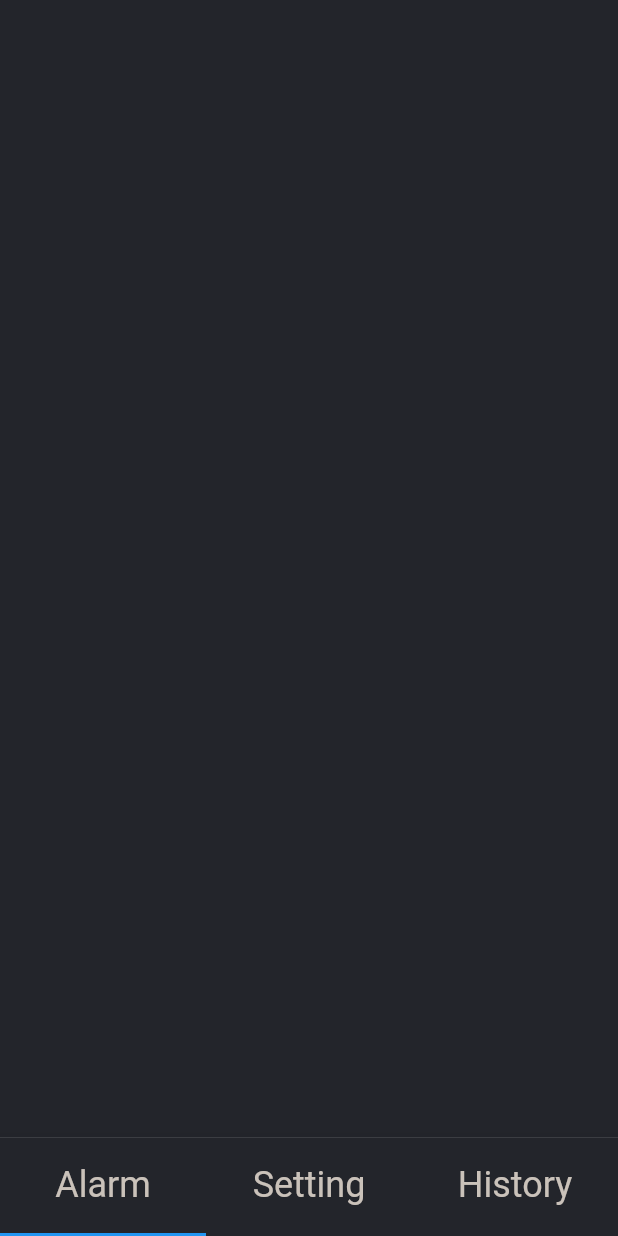
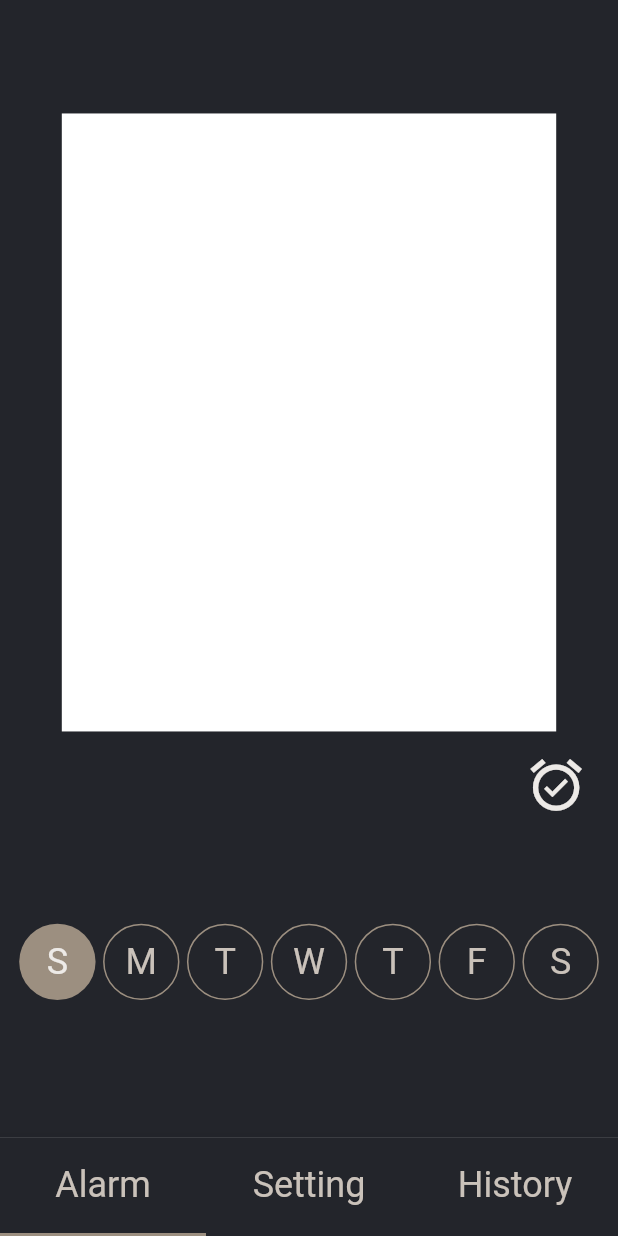
Before and after one commit to mye280c37/alarm_with_bank_transfer, a Flutter app: the screen it shows after launch, on a phone screen of 412 x 824 dp. Run offline on Flutter 3.47's test engine with Material 2 defaults, Android fonts, the phone set to English and light mode, and no system bars; Roboto replaces fonts that are missing (AppleSDGothicNeo).

Commit message:
finish partial view
complete setting view, make box design, create day tab of alarm

```diff
--- /dev/null
+++ b/lib/alarm.dart
@@ -0,0 +1,129 @@
+import 'package:flutter/material.dart';
+
+List<bool> IsChecked = [true, false, false, false, false, false, false,];
+
+class AlarmTab extends StatefulWidget {
+  @override
+  _AlarmTabState createState() => _AlarmTabState();
+}
+
+class _AlarmTabState extends State<AlarmTab> {
+  bool alarm_on = true;
+  // ignore: non_constant_identifier_names
+  @override
+  Widget build(BuildContext context) {
+    Size _size = MediaQuery.of(context).size;
+    double _width = _size.width;
+    double _height = _size.height;
+
+    return Container(
+      width: _width,
+      height: _height,
+      decoration: BoxDecoration(
+        color: Color.fromARGB(255, 35, 37, 43),
+      ),
+      child: Column(
+        mainAxisAlignment: MainAxisAlignment.center,
+        children: [
+          Container(
+            width: _width*0.8,
+            height: _height*0.5,
+            decoration: BoxDecoration(
+              color: Colors.white,
+            ),
+          ),
+          SizedBox(height: 15,),
+          Container(
+            width: _width*0.9,
+            height: _height*0.1,
+            alignment: Alignment.topRight,
+            child: GestureDetector(
+              onTap: (){
+                setState(() {
+                  if(alarm_on){
+                    alarm_on = false;
+                  }else{
+                    alarm_on = true;
+                  }
+                });
+              },
+              child: alarm_on? Icon(
+                Icons.alarm_on,
+                color: Color.fromARGB(255, 237, 234, 231),
+                size: _height*0.05,
+              ): Icon(
+                Icons.alarm_off,
+                color: Color.fromARGB(200, 118, 113, 113),
+                size: _height*0.05,
+              ),
+            ),
+          ),
+          SizedBox(height: 15,),
+          Container(
+            width: _width*0.95,
+            height: _height*0.1,
+            child: Row(
+              children: [
+                _day("S", 0),
+                _day("M", 1),
+                _day("T", 2),
+                _day("W", 3),
+                _day("T", 4),
+                _day("F", 5),
+                _day("S", 6),
+              ],
+            ),
+          ),
+        ],
+      ),
+    );
+  }
+
+  Widget _day(String name, int day){
+    Color _checkedColor = Color.fromARGB(255, 237, 234, 231);
+    TextStyle _textstyle = TextStyle(
+        fontFamily: "AppleSDGothicNeo",
+        fontWeight: FontWeight.w400,
+        fontSize: 24,
+        color: Color.fromARGB(255, 202, 194, 186)
+    );
+    return Expanded(
+      child: GestureDetector(
+        onTap: (){
+          setState(() {
+            print("ontap");
+            if(IsChecked[day]){
+              IsChecked[day] = false;
+            }else{
+              IsChecked[day] = true;
+            }
+          });
+        },
+        child: IsChecked[day]? Container(
+          alignment: Alignment.center,
+          margin: EdgeInsets.only(left: 2.5, right: 2.5),
+          decoration: BoxDecoration(
+              shape: BoxShape.circle,
+              color: Color.fromARGB(255, 156, 143, 128)
+          ),
+          child: Text(
+            name,
+            style: _textstyle.copyWith(color: _checkedColor),
+          ),
+        ): Container(
+          alignment: Alignment.center,
+          margin: EdgeInsets.only(left: 2.5, right: 2.5),
+          decoration: BoxDecoration(
+            shape: BoxShape.circle,
+            border: Border.all(color: Color.fromARGB(255, 156, 143, 128)),
+            color: Color.fromARGB(255, 35, 37, 43),
+          ),
+          child: Text(
+            name,
+            style: _textstyle,
+          ),
+        ),
+      ),
+    );
+  }
+}
--- a/lib/main.dart
+++ b/lib/main.dart
@@ -1,5 +1,7 @@
 import 'package:flutter/material.dart';
 
+import 'alarm.dart';
+import 'setting.dart';
 import 'history.dart';
 
 void main() {
@@ -13,7 +15,7 @@ class MyApp extends StatelessWidget {
     return MaterialApp(
       title: 'Flutter Demo',
       theme: ThemeData(
-        primaryColor: Color.fromARGB(255, 202, 194, 186),
+        primarySwatch: Colors.blue,
         visualDensity: VisualDensity.adaptivePlatformDensity,
       ),
       home: MyHomePage(),
@@ -31,7 +33,7 @@ class _MyHomePageState extends State<MyHomePage> with SingleTickerProviderStateM
   final TextStyle tabBarStyle = TextStyle(
       fontFamily: "AppleSDGothicNeo",
       fontWeight: FontWeight.w400,
-      fontSize: 24,
+      fontSize: 21,
       color: Color.fromARGB(255, 202, 194, 186)
   );
 
@@ -46,21 +48,9 @@ class _MyHomePageState extends State<MyHomePage> with SingleTickerProviderStateM
         body: Center(
           child: TabBarView(
             children: [
-              Container(
-                width: _width,
-                height: _height,
-                decoration: BoxDecoration(
-                  color: Color.fromARGB(255, 35, 37, 43),
-                ),
-              ),
-              Container(
-                width: _width,
-                height: _height,
-                decoration: BoxDecoration(
-                  color: Colors.yellowAccent,
-                ),
-              ),
-              History(),
+              AlarmTab(),
+              SettingTab(),
+              HistoryTab(),
             ],
           ),
         ),
@@ -69,6 +59,7 @@ class _MyHomePageState extends State<MyHomePage> with SingleTickerProviderStateM
           child: Container(
             height: _height*0.08,
             child: TabBar(
+              indicatorColor: Color.fromARGB(255, 156, 143, 128),
               tabs: [
                 _tab("Alarm"),
                 _tab("Setting"),
```
Also changed, not shown: lib/history.dart (+30 -5 lines), lib/models/alarm_info.dart (added, +30 -0 lines), lib/setting.dart (added, +394 -0 lines).
